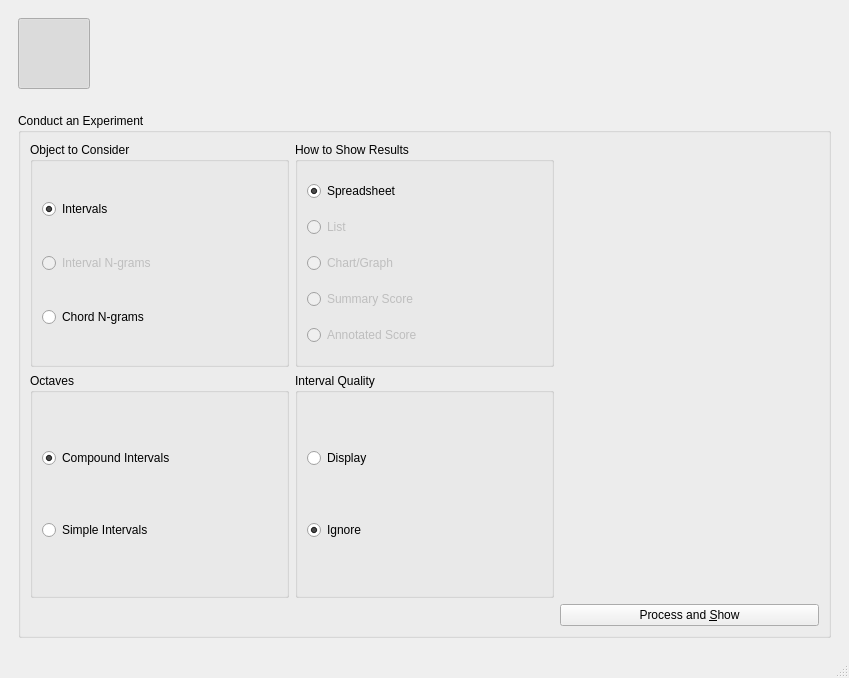
The window that views/ui/main_window.ui (ELVIS-Project/vis-framework) describes before a commit, drawn with Qt 5.
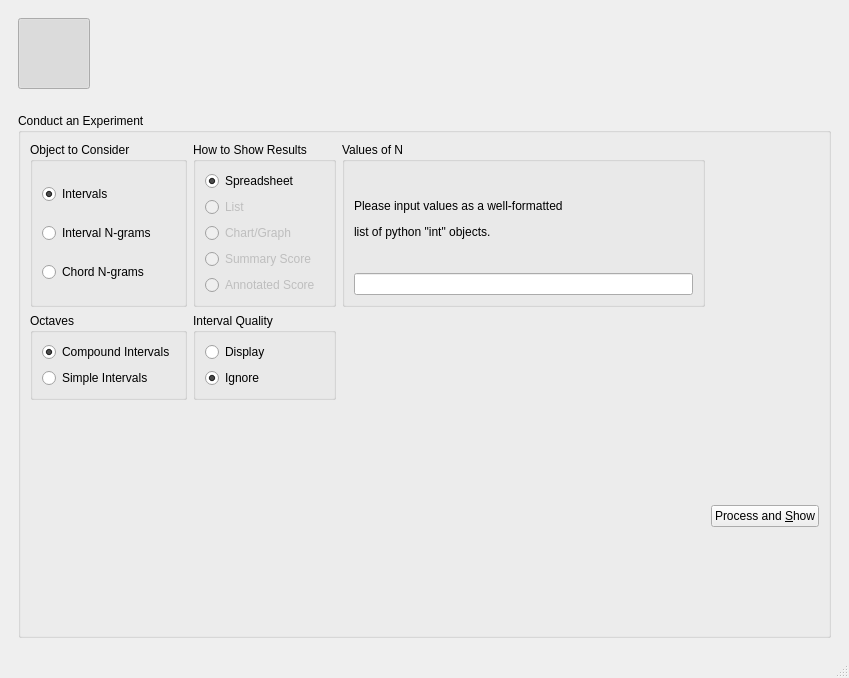
The same window after the commit. The open tabs and pages were chosen to show the change. Icons and pictures are not drawn.

Commit message:
Initial Implementation of IntervalNGramStatistics
So now we can collect statistics for n-grams composed of vertical
intervals. This marks the completion of the following issues:
- closes #135
- closes #134

```diff
--- a/views/ui/main_window.ui
+++ b/views/ui/main_window.ui
@@ -646,6 +646,45 @@
            <string>Conduct an Experiment</string>
           </property>
           <layout class="QGridLayout" name="gridLayout">
+           <item row="3" column="0">
+            <spacer name="verticalSpacer_3">
+             <property name="orientation">
+              <enum>Qt::Vertical</enum>
+             </property>
+             <property name="sizeHint" stdset="0">
+              <size>
+               <width>20</width>
+               <height>40</height>
+              </size>
+             </property>
+            </spacer>
+           </item>
+           <item row="1" column="0" rowspan="2">
+            <widget class="QGroupBox" name="grp_octaves">
+             <property name="title">
+              <string>Octaves</string>
+             </property>
+             <layout class="QVBoxLayout" name="verticalLayout_13">
+              <item>
+               <widget class="QRadioButton" name="rdo_compound">
+                <property name="text">
+                 <string>Compound Intervals</string>
+                </property>
+                <property name="checked">
+                 <bool>true</bool>
+                </property>
+               </widget>
+              </item>
+              <item>
+               <widget class="QRadioButton" name="rdo_simple">
+                <property name="text">
+                 <string>Simple Intervals</string>
+                </property>
+               </widget>
+              </item>
+             </layout>
+            </widget>
+           </item>
            <item row="0" column="1">
             <widget class="QGroupBox" name="groupBox_5">
              <property name="title">
@@ -708,23 +747,6 @@
              </layout>
             </widget>
            </item>
-           <item row="2" column="5">
-            <widget class="QPushButton" name="btn_show_results">
-             <property name="text">
-              <string>Process and &amp;Show</string>
-             </property>
-             <property name="icon">
-              <iconset resource="icons.qrc">
-               <normaloff>:/icons/icons/show_checkmark.png</normaloff>:/icons/icons/show_checkmark.png</iconset>
-             </property>
-             <property name="iconSize">
-              <size>
-               <width>64</width>
-               <height>64</height>
-              </size>
-             </property>
-            </widget>
-           </item>
            <item row="0" column="0">
             <widget class="QGroupBox" name="groupBox_7">
              <property name="title">
@@ -747,7 +769,7 @@
               <item>
                <widget class="QRadioButton" name="rdo_consider_interval_ngrams">
                 <property name="enabled">
-                 <bool>false</bool>
+                 <bool>true</bool>
                 </property>
                 <property name="text">
                  <string>Interval N-grams</string>
@@ -770,34 +792,21 @@
              </layout>
             </widget>
            </item>
-           <item row="1" column="0">
-            <widget class="QGroupBox" name="groupBox_octaves">
-             <property name="title">
-              <string>Octaves</string>
+           <item row="3" column="1">
+            <spacer name="verticalSpacer_10">
+             <property name="orientation">
+              <enum>Qt::Vertical</enum>
              </property>
-             <layout class="QVBoxLayout" name="verticalLayout_13">
-              <item>
-               <widget class="QRadioButton" name="rdo_compound">
-                <property name="text">
-                 <string>Compound Intervals</string>
-                </property>
-                <property name="checked">
-                 <bool>true</bool>
-                </property>
-               </widget>
-              </item>
-              <item>
-               <widget class="QRadioButton" name="rdo_simple">
-                <property name="text">
-                 <string>Simple Intervals</string>
-                </property>
-               </widget>
-              </item>
-             </layout>
-            </widget>
+             <property name="sizeHint" stdset="0">
+              <size>
+               <width>20</width>
+               <height>40</height>
+              </size>
+             </property>
+            </spacer>
            </item>
-           <item row="1" column="1">
-            <widget class="QGroupBox" name="groupBox_quality">
+           <item row="1" column="1" rowspan="2">
+            <widget class="QGroupBox" name="grp_quality">
              <property name="title">
               <string>Interval Quality</string>
              </property>
@@ -822,6 +831,55 @@
              </layout>
             </widget>
            </item>
+           <item row="0" column="2">
+            <widget class="QGroupBox" name="grp_values_of_n">
+             <property name="title">
+              <string>Values of N</string>
+             </property>
+             <layout class="QVBoxLayout" name="verticalLayout_4">
+              <item>
+               <widget class="QLabel" name="label">
+                <property name="text">
+                 <string>&lt;html&gt;&lt;head/&gt;&lt;body&gt;&lt;p&gt;Please input values as a well-formatted&lt;/p&gt;&lt;p&gt;list of python &amp;quot;int&amp;quot; objects.&lt;/p&gt;&lt;/body&gt;&lt;/html&gt;</string>
+                </property>
+               </widget>
+              </item>
+              <item>
+               <widget class="QLineEdit" name="line_values_of_n"/>
+              </item>
+             </layout>
+            </widget>
+           </item>
+           <item row="3" column="2">
+            <spacer name="verticalSpacer_11">
+             <property name="orientation">
+              <enum>Qt::Vertical</enum>
+             </property>
+             <property name="sizeHint" stdset="0">
+              <size>
+               <width>20</width>
+               <height>40</height>
+              </size>
+             </property>
+            </spacer>
+           </item>
+           <item row="3" column="3">
+            <widget class="QPushButton" name="btn_show_results">
+             <property name="text">
+              <string>Process and &amp;Show</string>
+             </property>
+             <property name="icon">
+              <iconset resource="icons.qrc">
+               <normaloff>:/icons/icons/show_checkmark.png</normaloff>:/icons/icons/show_checkmark.png</iconset>
+             </property>
+             <property name="iconSize">
+              <size>
+               <width>64</width>
+               <height>64</height>
+              </size>
+             </property>
+            </widget>
+           </item>
           </layout>
          </widget>
         </item>
@@ -955,9 +1013,9 @@
           </property>
           <layout class="QVBoxLayout" name="verticalLayout_6">
            <item>
-            <widget class="QLabel" name="label">
+            <widget class="QLabel" name="label_copyright">
              <property name="text">
-              <string>&lt;html&gt;&lt;head/&gt;&lt;body&gt;&lt;p&gt;&lt;span style=&quot; text-decoration: underline;&quot;&gt;vis (pre-Milestone 4)&lt;/span&gt;&lt;/p&gt;&lt;p&gt;Copyright (c) 2012 Christopher Antila and Jamie Klassen&lt;/p&gt;&lt;p&gt;This program is free software: you can redistribute it and/or modify&lt;br/&gt;it under the terms of the GNU General Public License as published by&lt;br/&gt;the Free Software Foundation, either version 3 of the License, or&lt;br/&gt;(at your option) any later version.&lt;/p&gt;&lt;p&gt;This program is distributed in the hope that it will be useful,&lt;br/&gt;but WITHOUT ANY WARRANTY; without even the implied warranty of&lt;br/&gt;MERCHANTABILITY or FITNESS FOR A PARTICULAR PURPOSE. See the&lt;br/&gt;GNU General Public License for more details.&lt;/p&gt;&lt;p&gt;You should have received a copy of the GNU General Public License&lt;br/&gt;along with this program. If not, see &amp;lt;http://www.gnu.org/licenses/&amp;gt;.&lt;/p&gt;&lt;/body&gt;&lt;/html&gt;</string>
+              <string>&lt;html&gt;&lt;head/&gt;&lt;body&gt;&lt;p&gt;&lt;span style=&quot; text-decoration: underline;&quot;&gt;vis 9&lt;/span&gt;&lt;/p&gt;&lt;p&gt;Copyright (c) 2012, 2013 Christopher Antila, Jamie Klassen, Alexander Morgan&lt;/p&gt;&lt;p&gt;This program is free software: you can redistribute it and/or modify&lt;br/&gt;it under the terms of the GNU General Public License as published by&lt;br/&gt;the Free Software Foundation, either version 3 of the License, or&lt;br/&gt;(at your option) any later version.&lt;/p&gt;&lt;p&gt;This program is distributed in the hope that it will be useful,&lt;br/&gt;but WITHOUT ANY WARRANTY; without even the implied warranty of&lt;br/&gt;MERCHANTABILITY or FITNESS FOR A PARTICULAR PURPOSE. See the&lt;br/&gt;GNU General Public License for more details.&lt;/p&gt;&lt;p&gt;You should have received a copy of the GNU General Public License&lt;br/&gt;along with this program. If not, see &amp;lt;http://www.gnu.org/licenses/&amp;gt;.&lt;/p&gt;&lt;/body&gt;&lt;/html&gt;</string>
              </property>
             </widget>
            </item>
```
Left out of the diff: 4 changed lines with no effect on the pictures. The commit also changes 4 other files.
